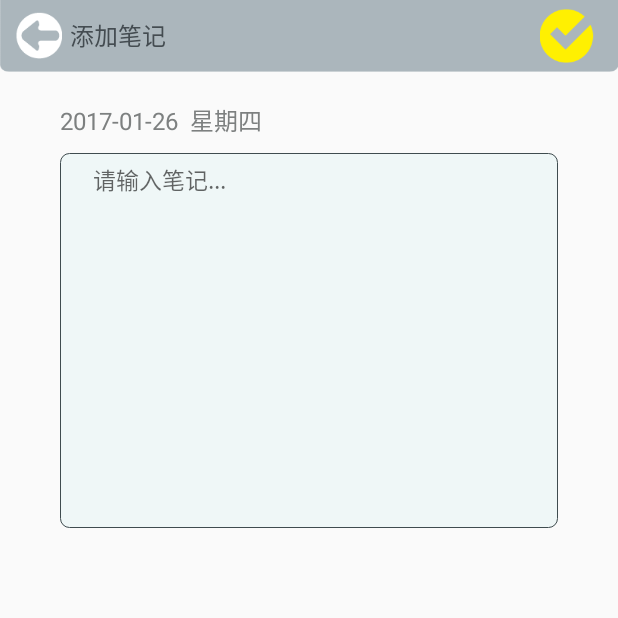
After one commit to zhuzhushang/CourseTable, an Android app: the AddNoteActivity screen opened directly, with no data from a screen before it, on a phone screen of 412 x 824 dp, the top half of it. The commit adds this screen. Run offline under Robolectric (Android 15) with nearby library versions, the phone set to English and light mode, and no system bars.

Commit message:
增加笔记记录。

```diff
--- a/app/src/main/AndroidManifest.xml
+++ b/app/src/main/AndroidManifest.xml
@@ -31,6 +31,10 @@
         <activity android:name=".fragment.match.constellMatchActivity"/>
         <activity android:name=".fragment.match.NameMatchResultActivity" />
 
+        <activity android:name=".activity.AddNoteActivity"
+                  android:screenOrientation="portrait"
+            />
+
         <!--笔记界面-->
         <activity android:name=".activity.NotesActivity"
             android:screenOrientation="portrait"
--- /dev/null
+++ b/app/src/main/java/com/example/administrator/coursetable/activity/AddNoteActivity.java
@@ -0,0 +1,168 @@
+package com.example.administrator.coursetable.activity;
+
+import android.os.Bundle;
+import android.view.View;
+import android.widget.EditText;
+import android.widget.ImageView;
+import android.widget.TextView;
+
+import com.example.administrator.coursetable.R;
+import com.example.administrator.coursetable.constants.Constants;
+import com.example.administrator.coursetable.model.NoteModel;
+import com.example.administrator.coursetable.sqlite.MySqliteHelper;
+import com.example.administrator.coursetable.utils.StringUtils;
+import com.example.administrator.coursetable.utils.ToastUtils;
+
+import java.text.SimpleDateFormat;
+import java.util.Calendar;
+import java.util.Date;
+
+/**
+ * Created by ShaoQuanwei on 2017/1/26.
+ */
+
+public class AddNoteActivity extends BaseActivity implements View.OnClickListener{
+
+    private ImageView appbar_right_img;
+
+    private TextView note_time;
+    private EditText note_record;
+
+    private MySqliteHelper mySqliteHelper;
+
+    @Override
+    public void onCreate(Bundle savedInstanceState) {
+        super.onCreate(savedInstanceState);
+
+        setContentView(R.layout.activity_add_note);
+        appbarInit();
+        viewInit();
+        dataInit();
+        eventInit();
+
+    }
+
+    private void appbarInit() {
+
+        findViewById(R.id.appbar_left_tv_arrow).setOnClickListener(this);
+        appbar_right_img = (ImageView) findViewById(R.id.appbar_right_img);
+        appbar_right_img.setOnClickListener(this);
+
+
+    }
+
+    private void viewInit() {
+
+        note_time = (TextView) findViewById(R.id.note_time);
+        note_record = (EditText) findViewById(R.id.note_record);
+
+
+    }
+
+    private void dataInit() {
+
+        mySqliteHelper = new MySqliteHelper(context, Constants.DB_NAME,null,Constants.DB_VERSION);
+
+        note_time.setText(getYMD()+"  星期"+getDayOfWeek());
+
+    }
+
+    private void eventInit() {
+
+    }
+
+
+    @Override
+    public void onClick(View view) {
+
+        switch (view.getId())
+        {
+            case R.id.appbar_left_tv_arrow:
+
+                finish();
+
+                break;
+            case R.id.appbar_right_img:
+
+                if(checkData())
+                {
+                    NoteModel model = new NoteModel();
+                    model.setTime(System.currentTimeMillis());
+                    model.setNote(note);
+
+                    mySqliteHelper.addNote(model);
+                    finish();
+                }
+
+
+
+                break;
+        }
+    }
+
+    private String note;
+
+    private boolean checkData() {
+
+        note = note_record.getText().toString();
+
+        if(StringUtils.isEmpty(note))
+        {
+            ToastUtils.show(context,"笔记不能为空");
+            return false;
+        }
+
+
+        return true;
+    }
+
+
+    private String getYMD()
+    {
+
+        SimpleDateFormat sdf = new SimpleDateFormat("yyyy-MM-dd");
+        return sdf.format(new Date());
+
+    }
+
+
+    /**
+     * @return  得到星期几
+     */
+    private String getDayOfWeek()
+    {
+        int dayOfWeek = Calendar.getInstance().get(Calendar.DAY_OF_WEEK);
+
+
+        String wText = "一";
+
+        switch (dayOfWeek)
+        {
+            case 2:
+                wText = "一";
+                break;
+            case 3:
+                wText = "二";
+                break;
+            case 4:
+                wText = "三";
+                break;
+            case 5:
+                wText = "四";
+                break;
+            case 6:
+                wText = "五";
+                break;
+            case 7:
+                wText = "六";
+                break;
+            case 1:
+                wText = "日";
+                break;
+        }
+
+        return wText;
+    }
+
+
+}
--- /dev/null
+++ b/app/src/main/res/layout/activity_add_note.xml
@@ -0,0 +1,62 @@
+<?xml version="1.0" encoding="utf-8"?>
+<LinearLayout xmlns:android="http://schemas.android.com/apk/res/android"
+              android:orientation="vertical"
+              android:layout_width="match_parent"
+              android:layout_height="match_parent">
+
+    <RelativeLayout
+        style="@style/default_appbar_container_relative"
+        android:layout_height="48dp"
+        android:background="@mipmap/appbar_header">
+
+        <TextView
+            style="@style/default_appbar_left_tv_arrow"
+            android:text="添加笔记"
+            />
+
+        <ImageView
+            style="@style/default_appbar_right_img"
+            android:src="@mipmap/confirm"
+            android:padding="6dp"
+            />
+    </RelativeLayout>
+
+
+    <LinearLayout
+        android:id="@+id/note_ll"
+        android:layout_width="match_parent"
+        android:layout_height="wrap_content"
+        android:orientation="vertical"
+        >
+
+        <TextView
+            android:id="@+id/note_time"
+            android:layout_width="wrap_content"
+            android:layout_height="wrap_content"
+            android:textColor="#7d8080"
+            android:text="2016.06.29    周三"
+            android:layout_marginTop="20dp"
+            android:layout_marginLeft="40dp"
+            android:textSize="@dimen/textsize_max"
+            />
+
+        <EditText
+            android:id="@+id/note_record"
+            android:layout_width="match_parent"
+            android:layout_height="250dp"
+            android:layout_marginRight="40dp"
+            android:layout_marginLeft="40dp"
+            android:layout_marginTop="10dp"
+            android:padding="6dp"
+            android:gravity="left"
+            android:background="@drawable/shape_detail_note"
+            android:textSize="@dimen/textsize_middle_plus"
+            android:textColor="@color/color_text_black"
+            android:hint="    请输入笔记..."
+            />
+
+
+    </LinearLayout>
+
+
+</LinearLayout>
--- a/app/src/main/res/layout/fragment_tab_3.xml
+++ b/app/src/main/res/layout/fragment_tab_3.xml
@@ -46,6 +46,7 @@
                 android:id="@+id/appbar_more"
                 style="@style/appbar_right_img"
                 android:paddingRight="10dp"
+                android:visibility="gone"
                 android:src="@mipmap/appbar_edit"
                 />
         </LinearLayout>
```
Also changed, not shown: app/src/main/java/com/example/administrator/coursetable/activity/CourseMessageNoteActivity.java (+17 -7 lines), app/src/main/java/com/example/administrator/coursetable/activity/NotesActivity.java (+29 -16 lines), app/src/main/java/com/example/administrator/coursetable/adapter/NotesAdapter.java (+59 -8 lines), app/src/main/java/com/example/administrator/coursetable/model/NoteModel.java (added, +46 -0 lines), app/src/main/java/com/example/administrator/coursetable/sqlite/MySqliteHelper.java (+70 -0 lines).
